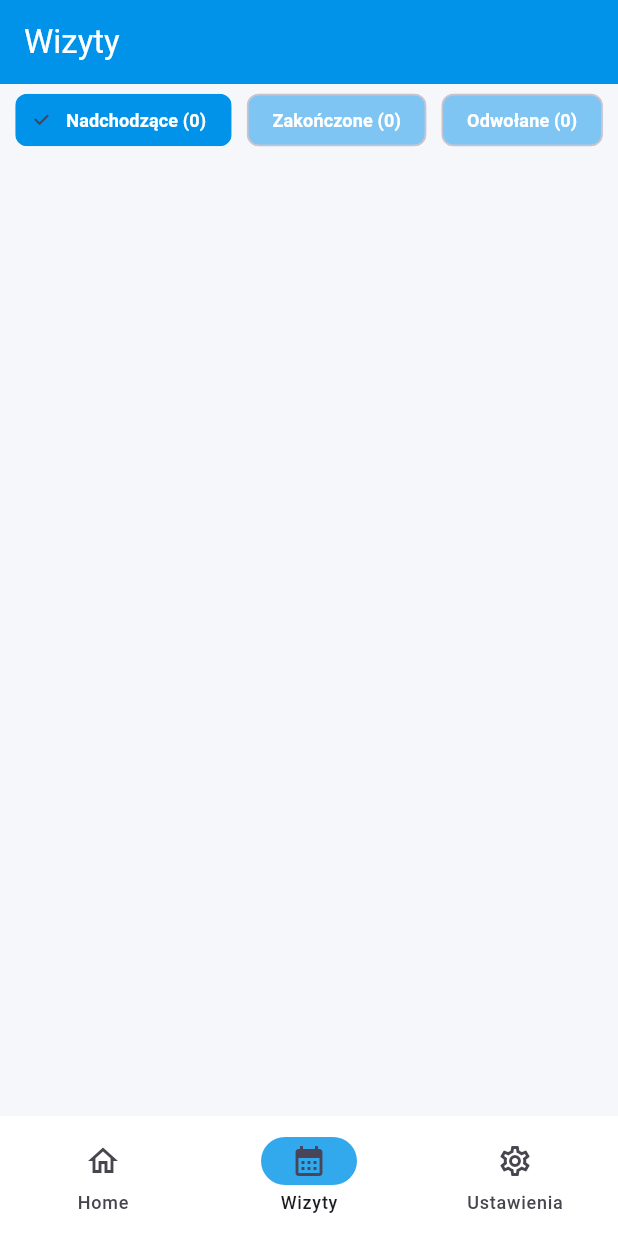
After one commit to marcinosienienko/MedAppointment, a Flutter app: the screen it shows after launch, item 2 of the bottom bar chosen, on a phone screen of 412 x 824 dp. The commit adds this screen. Run offline on Flutter 3.47's test engine with Material 3 defaults, Android fonts, the phone set to English and light mode, and no system bars.

Commit message:
add appointment viewmodel and chips component

```diff
--- /dev/null
+++ b/lib/core/theme/app_colors.dart
@@ -0,0 +1,12 @@
+import 'package:flutter/material.dart';
+
+class AppColors {
+  static const Color primary = Color(0xFF0093E9); // Jasny niebieski
+  static const Color secondary = Color(0xFF80D0C7); // Morski
+  static const Color background = Color(0xFFF5F7FA); // Jasne tło
+  static const Color accent = Color(0xFF5C6BC0); // Indygo
+
+  // Odcienie primary color dla różnych stanów
+  static final Color primaryLight = primary.withOpacity(0.8);
+  static final Color primaryLighter = primary.withOpacity(0.5);
+}
--- /dev/null
+++ b/lib/data/models/appointment_model.dart
@@ -0,0 +1,15 @@
+class AppointmentModel {
+  final String id;
+  final String status;
+  final DateTime date;
+  final String doctorName;
+  final String specializationName;
+
+  AppointmentModel({
+    required this.id,
+    required this.status,
+    required this.date,
+    required this.doctorName,
+    required this.specializationName,
+  });
+}
--- /dev/null
+++ b/lib/data/viewmodels/appointments_viewmodel.dart
@@ -0,0 +1,29 @@
+import 'package:medical_app/data/models/appointment_model.dart';
+import 'package:flutter/material.dart';
+//import 'package:cloud_firestore/cloud_firestore.dart';
+
+class AppointmentsViewModel extends ChangeNotifier {
+  final List<AppointmentModel> _appointments = [];
+  // final FirebaseFirestore _firestore = FirebaseFirestore.instance;
+  List<AppointmentModel> get upcomingAppointments =>
+      _appointments.where((a) => a.status == 'nadchodzące').toList();
+  List<AppointmentModel> get completedAppointments =>
+      _appointments.where((a) => a.status == 'zakończone').toList();
+  List<AppointmentModel> get cancelledAppointments =>
+      _appointments.where((a) => a.status == 'odwołane').toList();
+
+  // Future<void> fetchAppointments() async {
+  //   final snapshot = await _firestore.collection('appointments').get();
+  //   _appointments.clear();
+  //   for (var doc in snapshot.docs) {
+  //     _appointments.add(Appointment(
+  //       id: doc.id,
+  //       status: doc['status'],
+  //       date: (doc['date'] as Timestamp).toDate(),
+  //       doctorName: doc['doctorName'],
+  //       specializationName: doc['specializationName'],
+  //     ));
+  //   }
+  //   notifyListeners();
+  // }
+}
--- a/lib/main.dart
+++ b/lib/main.dart
@@ -1,11 +1,22 @@
 import 'package:flutter/material.dart';
-import 'package:medical_app/presentation/pages/dashboard_page.dart';
+import 'package:provider/provider.dart';
+import 'package:medical_app/data/viewmodels/appointments_viewmodel.dart';
+import 'package:medical_app/presentation/pages/appointments_page.dart';
 import 'package:medical_app/presentation/pages/login_page.dart';
 import 'package:medical_app/presentation/pages/profile_page.dart';
 import 'package:medical_app/presentation/pages/register_page.dart';
+import 'package:medical_app/presentation/widgets/navigation_bar.dart';
+import 'package:medical_app/core/theme/app_colors.dart';
 
 void main() {
-  runApp(const MyApp());
+  runApp(
+    MultiProvider(
+      providers: [
+        ChangeNotifierProvider(create: (_) => AppointmentsViewModel()),
+      ],
+      child: const MyApp(),
+    ),
+  );
 }
 
 class MyApp extends StatelessWidget {
@@ -16,14 +27,19 @@ class MyApp extends StatelessWidget {
     return MaterialApp(
       title: 'Medical Appointments',
       theme: ThemeData(
-        scaffoldBackgroundColor: Colors.white,
+        useMaterial3: true,
+        primaryColor: AppColors.primary,
+        scaffoldBackgroundColor: AppColors.background,
+        appBarTheme: AppBarTheme(
+          backgroundColor: AppColors.primary,
+          foregroundColor: Colors.white,
+        ),
       ),
-      //home: RegisterPage(),
-      initialRoute: '/login',
+      initialRoute: '/home',
       routes: {
         '/login': (context) => LoginPage(),
         '/register': (context) => RegisterPage(),
-        '/home': (context) => DashboardPage(),
+        '/home': (context) => const BottomNavigation(),
         '/profile': (context) => ProfilePage(),
       },
     );
--- /dev/null
+++ b/lib/presentation/pages/appointments_page.dart
@@ -0,0 +1,53 @@
+import 'package:flutter/material.dart';
+import 'package:provider/provider.dart';
+import 'package:medical_app/presentation/widgets/filter_choice_chip.dart';
+import 'package:medical_app/data/viewmodels/appointments_viewmodel.dart';
+
+class AppointmentsPage extends StatelessWidget {
+  const AppointmentsPage({super.key});
+
+  @override
+  Widget build(BuildContext context) {
+    final viewModel = Provider.of<AppointmentsViewModel>(context);
+
+    return Scaffold(
+      appBar: AppBar(
+        title: const Text('Wizyty'),
+      ),
+      body: Column(
+        children: [
+          Row(
+            mainAxisAlignment: MainAxisAlignment.spaceEvenly,
+            children: [
+              FilterChoiceChip(
+                label: 'Nadchodzące',
+                selected: true,
+                count: viewModel.upcomingAppointments.length,
+                onSelected: (bool selected) {
+                  // Logika zmiany stanu
+                },
+              ),
+              FilterChoiceChip(
+                label: 'Zakończone',
+                selected: false,
+                count: viewModel.completedAppointments.length,
+                onSelected: (bool selected) {
+                  // Logika zmiany stanu
+                },
+              ),
+              FilterChoiceChip(
+                label: 'Odwołane',
+                selected: false,
+                count: viewModel.cancelledAppointments.length,
+                onSelected: (bool selected) {
+                  // Logika zmiany stanu
+                },
+              ),
+            ],
+          ),
+          // Reszta ciała ekranu
+        ],
+      ),
+    );
+  }
+}
--- a/lib/presentation/pages/dashboard_page.dart
+++ b/lib/presentation/pages/dashboard_page.dart
@@ -14,36 +14,33 @@ class DashboardPage extends StatelessWidget {
     return Scaffold(
       appBar: AppBar(
         backgroundColor: Colors.transparent,
-        automaticallyImplyLeading: false, // Usunięcie przycisku wstecz
+        automaticallyImplyLeading: false,
         title: Row(
           mainAxisAlignment: MainAxisAlignment.spaceBetween,
           children: [
-            // Powitanie użytkownika
             Expanded(
               child: Text(
                 'Witaj, ${user.name.split(' ')[0]}',
                 style: const TextStyle(
                   fontWeight: FontWeight.bold,
-                  fontSize: 24, // Zmniejszenie, by wyglądało estetycznie
+                  fontSize: 24,
                   color: Colors.black,
                 ),
               ),
             ),
-            // Awatar użytkownika
             GestureDetector(
               onTap: () {
-                Navigator.pushNamed(
-                    context, '/profile'); // Przejście do profilu
+                Navigator.pushNamed(context, '/profile');
               },
               child: CircleAvatar(
-                radius: 20, // Promień awatara
+                radius: 20,
                 backgroundColor: Colors.blueGrey,
                 backgroundImage: user.avatarUrl != null
                     ? NetworkImage(user.avatarUrl!)
                     : null,
                 child: user.avatarUrl == null
                     ? Text(
-                        user.name[0], // Pierwsza litera imienia
+                        user.name[0],
                         style: const TextStyle(
                           fontSize: 20,
                           color: Colors.white,
--- a/lib/presentation/pages/profile_page.dart
+++ b/lib/presentation/pages/profile_page.dart
@@ -7,6 +7,7 @@ class ProfilePage extends StatelessWidget {
   Widget build(BuildContext context) {
     return Scaffold(
       appBar: AppBar(
+        automaticallyImplyLeading: false,
         title: const Text('Profil użytkownika'),
         backgroundColor: Colors.blue,
       ),
--- /dev/null
+++ b/lib/presentation/pages/settings_page.dart
@@ -0,0 +1,24 @@
+import 'package:flutter/material.dart';
+import 'package:flutter/widgets.dart';
+import 'package:medical_app/core/theme/app_colors.dart';
+
+class SettingsPage extends StatelessWidget {
+  const SettingsPage({super.key});
+
+  @override
+  Widget build(BuildContext context) {
+    return Scaffold(
+      appBar: AppBar(
+        title: const Text(
+          'Ustawienia',
+          style: TextStyle(fontWeight: FontWeight.bold),
+        ),
+        backgroundColor: AppColors.primary,
+        foregroundColor: Colors.white,
+      ),
+      body: const Center(
+        child: Text('Ustawienia'),
+      ),
+    );
+  }
+}
--- /dev/null
+++ b/lib/presentation/widgets/filter_choice_chip.dart
@@ -0,0 +1,35 @@
+import 'package:flutter/material.dart';
+import 'package:medical_app/core/theme/app_colors.dart';
+
+class FilterChoiceChip extends StatelessWidget {
+  final String label;
+  final int count;
+  final bool selected;
+  final ValueChanged<bool> onSelected;
+
+  const FilterChoiceChip({
+    Key? key,
+    required this.label,
+    this.count = 0,
+    required this.selected,
+    required this.onSelected,
+  }) : super(key: key);
+
+  @override
+  Widget build(BuildContext context) {
+    return ChoiceChip(
+      label: Text(
+        '$label ($count)',
+        style: TextStyle(
+          fontSize: 12,
+          fontWeight: FontWeight.bold,
+          color: Colors.white,
+        ),
+      ),
+      selected: selected,
+      onSelected: onSelected,
+      selectedColor: AppColors.primary,
+      backgroundColor: AppColors.primaryLighter,
+    );
+  }
+}
--- /dev/null
+++ b/lib/presentation/widgets/navigation_bar.dart
@@ -0,0 +1,56 @@
+import 'package:flutter/material.dart';
+import 'package:medical_app/presentation/pages/dashboard_page.dart';
+import 'package:medical_app/presentation/pages/appointments_page.dart';
+import 'package:medical_app/presentation/pages/settings_page.dart';
+import 'package:medical_app/core/theme/app_colors.dart';
+
+class BottomNavigation extends StatefulWidget {
+  const BottomNavigation({super.key});
+
+  @override
+  State<BottomNavigation> createState() => _BottomNavigationState();
+}
+
+class _BottomNavigationState extends State<BottomNavigation> {
+  int currentPageIndex = 0;
+
+  final List<Widget> _pages = [
+    const DashboardPage(),
+    const AppointmentsPage(),
+    const SettingsPage(),
+  ];
+
+  @override
+  Widget build(BuildContext context) {
+    return Scaffold(
+      body: _pages[currentPageIndex],
+      bottomNavigationBar: NavigationBar(
+        onDestinationSelected: (int index) {
+          setState(() {
+            currentPageIndex = index;
+          });
+        },
+        indicatorColor: AppColors.primaryLight,
+        backgroundColor: Colors.white,
+        selectedIndex: currentPageIndex,
+        destinations: const [
+          NavigationDestination(
+            selectedIcon: Icon(Icons.home),
+            icon: Icon(Icons.home_outlined),
+            label: 'Home',
+          ),
+          NavigationDestination(
+            selectedIcon: Icon(Icons.calendar_month),
+            icon: Icon(Icons.calendar_month_outlined),
+            label: 'Wizyty',
+          ),
+          NavigationDestination(
+            selectedIcon: Icon(Icons.settings),
+            icon: Icon(Icons.settings_outlined),
+            label: 'Ustawienia',
+          ),
+        ],
+      ),
+    );
+  }
+}
--- a/pubspec.yaml
+++ b/pubspec.yaml
@@ -30,6 +30,9 @@ environment:
 dependencies:
   flutter:
     sdk: flutter
+  provider: ^6.0.0
+
+
 
 
   # The following adds the Cupertino Icons font to your application.
```
Also changed, not shown: pubspec.lock.
